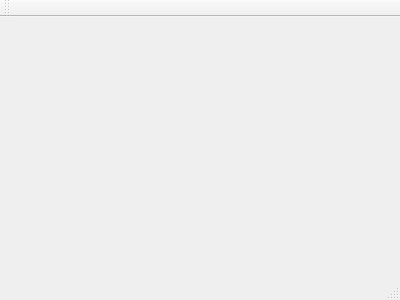
Before: the Qt Designer form mainwindow.ui in BrainB0ne/hostednetwork-gui, drawn with Qt 5.
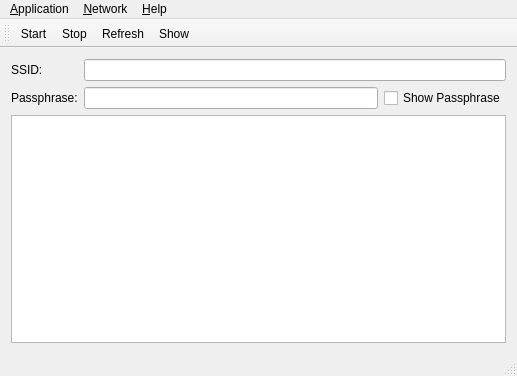
After: the same form once the commit is applied. Icons and pictures are not drawn.

Commit message: added mainwindow layout added menu/toolbar icons added trayicon support (minimize to tray)

Patch:
```diff
--- a/mainwindow.ui
+++ b/mainwindow.ui
@@ -1,24 +1,195 @@
 <ui version="4.0">
  <class>MainWindow</class>
- <widget class="QMainWindow" name="MainWindow" >
-  <property name="geometry" >
+ <widget class="QMainWindow" name="MainWindow">
+  <property name="geometry">
    <rect>
     <x>0</x>
     <y>0</y>
-    <width>400</width>
-    <height>300</height>
+    <width>517</width>
+    <height>376</height>
    </rect>
   </property>
   <property name="windowTitle" >
    <string>MainWindow</string>
   </property>
-  <widget class="QMenuBar" name="menuBar" />
-  <widget class="QToolBar" name="mainToolBar" />
-  <widget class="QWidget" name="centralWidget" />
-  <widget class="QStatusBar" name="statusBar" />
+  <property name="windowIcon">
+   <iconset resource="hostednetwork-gui.qrc">
+    <normaloff>:/images/wifi.png</normaloff>:/images/wifi.png</iconset>
+  </property>
+  <widget class="QWidget" name="centralWidget">
+   <layout class="QGridLayout" name="gridLayout">
+    <item row="0" column="0">
+     <widget class="QLabel" name="ssidLabel">
+      <property name="text">
+       <string>SSID:</string>
+      </property>
+     </widget>
+    </item>
+    <item row="0" column="1" colspan="2">
+     <widget class="QLineEdit" name="ssidLineEdit"/>
+    </item>
+    <item row="1" column="0">
+     <widget class="QLabel" name="passphraseLabel">
+      <property name="text">
+       <string>Passphrase:</string>
+      </property>
+     </widget>
+    </item>
+    <item row="1" column="1">
+     <widget class="QLineEdit" name="passphraseLineEdit">
+      <property name="echoMode">
+       <enum>QLineEdit::Password</enum>
+      </property>
+     </widget>
+    </item>
+    <item row="1" column="2">
+     <widget class="QCheckBox" name="showPassphraseCheckBox">
+      <property name="text">
+       <string>Show Passphrase</string>
+      </property>
+     </widget>
+    </item>
+    <item row="2" column="0" colspan="3">
+     <widget class="QPlainTextEdit" name="logTextEdit"/>
+    </item>
+   </layout>
+  </widget>
+  <widget class="QMenuBar" name="menuBar">
+   <property name="geometry">
+    <rect>
+     <x>0</x>
+     <y>0</y>
+     <width>517</width>
+     <height>21</height>
+    </rect>
+   </property>
+   <widget class="QMenu" name="menuApplication">
+    <property name="title">
+     <string>&amp;Application</string>
+    </property>
+    <addaction name="actionMinimizeToTray"/>
+    <addaction name="separator"/>
+    <addaction name="actionExit"/>
+   </widget>
+   <widget class="QMenu" name="menuNetwork">
+    <property name="title">
+     <string>&amp;Network</string>
+    </property>
+    <addaction name="actionStart"/>
+    <addaction name="actionStop"/>
+    <addaction name="actionRefresh"/>
+    <addaction name="actionShow"/>
+   </widget>
+   <widget class="QMenu" name="menuHelp">
+    <property name="title">
+     <string>&amp;Help</string>
+    </property>
+    <addaction name="actionAbout"/>
+   </widget>
+   <addaction name="menuApplication"/>
+   <addaction name="menuNetwork"/>
+   <addaction name="menuHelp"/>
+  </widget>
+  <widget class="QToolBar" name="mainToolBar">
+   <attribute name="toolBarArea">
+    <enum>TopToolBarArea</enum>
+   </attribute>
+   <attribute name="toolBarBreak">
+    <bool>false</bool>
+   </attribute>
+   <addaction name="actionStart"/>
+   <addaction name="actionStop"/>
+   <addaction name="actionRefresh"/>
+   <addaction name="actionShow"/>
+  </widget>
+  <widget class="QStatusBar" name="statusBar"/>
+  <action name="actionExit">
+   <property name="icon">
+    <iconset resource="hostednetwork-gui.qrc">
+     <normaloff>:/images/exit.png</normaloff>:/images/exit.png</iconset>
+   </property>
+   <property name="text">
+    <string>E&amp;xit</string>
+   </property>
+   <property name="shortcut">
+    <string>Ctrl+Q</string>
+   </property>
+  </action>
+  <action name="actionStart">
+   <property name="icon">
+    <iconset resource="hostednetwork-gui.qrc">
+     <normaloff>:/images/start.png</normaloff>:/images/start.png</iconset>
+   </property>
+   <property name="text">
+    <string>&amp;Start</string>
+   </property>
+   <property name="shortcut">
+    <string>Ctrl+S</string>
+   </property>
+  </action>
+  <action name="actionStop">
+   <property name="icon">
+    <iconset resource="hostednetwork-gui.qrc">
+     <normaloff>:/images/stop.png</normaloff>:/images/stop.png</iconset>
+   </property>
+   <property name="text">
+    <string>Sto&amp;p</string>
+   </property>
+   <property name="shortcut">
+    <string>Ctrl+P</string>
+   </property>
+  </action>
+  <action name="actionShow">
+   <property name="icon">
+    <iconset resource="hostednetwork-gui.qrc">
+     <normaloff>:/images/show.png</normaloff>:/images/show.png</iconset>
+   </property>
+   <property name="text">
+    <string>Sho&amp;w</string>
+   </property>
+   <property name="shortcut">
+    <string>Ctrl+W</string>
+   </property>
+  </action>
+  <action name="actionRefresh">
+   <property name="icon">
+    <iconset resource="hostednetwork-gui.qrc">
+     <normaloff>:/images/refresh.png</normaloff>:/images/refresh.png</iconset>
+   </property>
+   <property name="text">
+    <string>&amp;Refresh</string>
+   </property>
+   <property name="shortcut">
+    <string>Ctrl+R</string>
+   </property>
+  </action>
+  <action name="actionAbout">
+   <property name="icon">
+    <iconset resource="hostednetwork-gui.qrc">
+     <normaloff>:/images/about.png</normaloff>:/images/about.png</iconset>
+   </property>
+   <property name="text">
+    <string>&amp;About ...</string>
+   </property>
+  </action>
+  <action name="actionMinimizeToTray">
+   <property name="text">
+    <string>Minimize to &amp;Tray ...</string>
+   </property>
+   <property name="shortcut">
+    <string>Ctrl+T</string>
+   </property>
+  </action>
  </widget>
- <layoutDefault spacing="6" margin="11" />
- <pixmapfunction></pixmapfunction>
- <resources/>
+ <layoutdefault spacing="6" margin="11"/>
+ <tabstops>
+  <tabstop>ssidLineEdit</tabstop>
+  <tabstop>passphraseLineEdit</tabstop>
+  <tabstop>showPassphraseCheckBox</tabstop>
+  <tabstop>logTextEdit</tabstop>
+ </tabstops>
+ <resources>
+  <include location="hostednetwork-gui.qrc"/>
+ </resources>
  <connections/>
 </ui>
```
Left out of the diff: 5 changed lines with no effect on the pictures. The commit also changes 3 other files.
